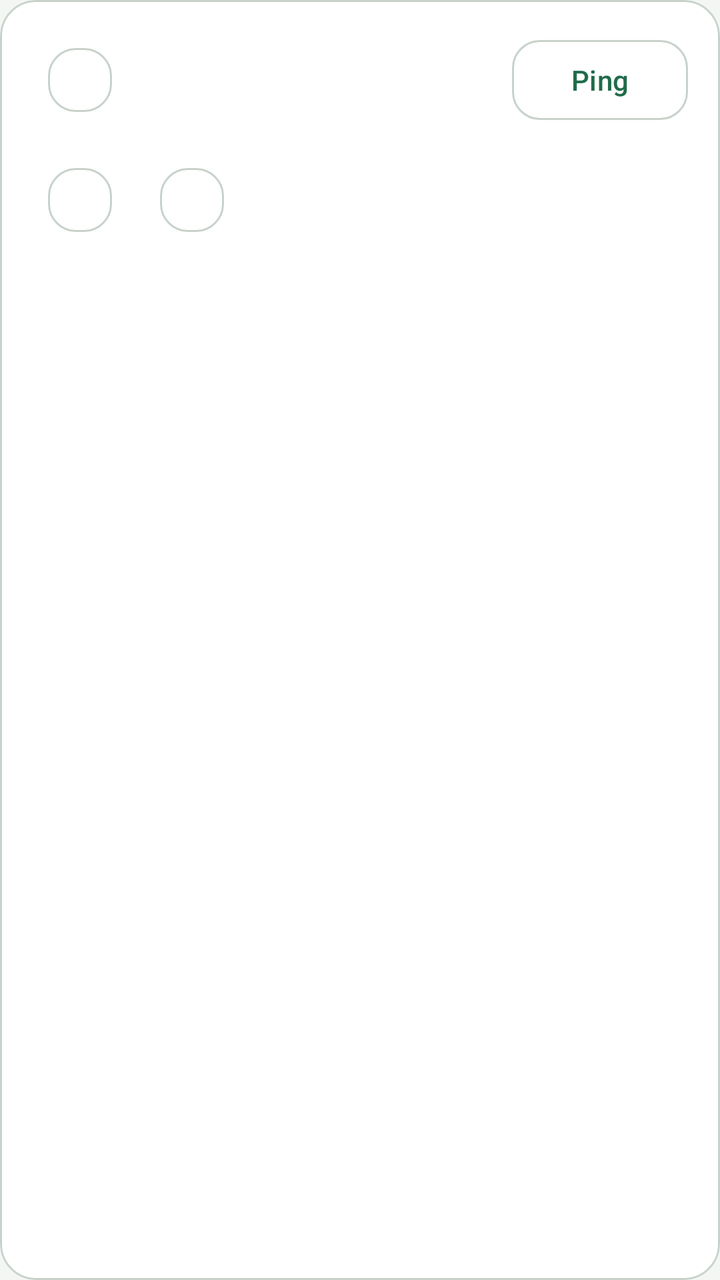
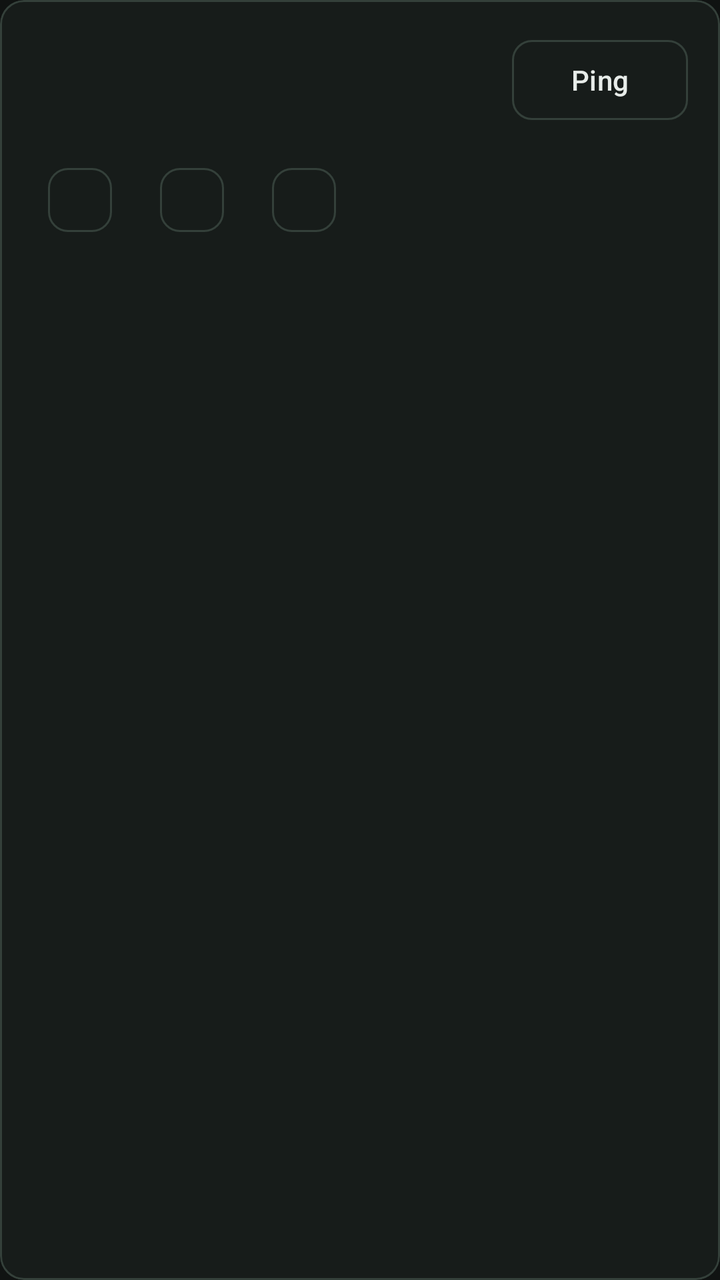

Compare the two renders of this Android layout. The source of the first and the diff that turns it into the second are given below.
<!-- AndroidManifest.xml: application theme Theme.PineKone -->
<!-- res/layout/item_peer.xml -->
<?xml version="1.0" encoding="utf-8"?>
<com.google.android.material.card.MaterialCardView xmlns:android="http://schemas.android.com/apk/res/android"
    xmlns:app="http://schemas.android.com/apk/res-auto"
    style="@style/Widget.PineKone.SurfaceCard"
    android:layout_width="match_parent"
    android:layout_height="wrap_content"
    android:layout_marginBottom="12dp">

    <LinearLayout
        android:layout_width="match_parent"
        android:layout_height="wrap_content"
        android:orientation="vertical"
        android:padding="16dp">

        <LinearLayout
            android:layout_width="match_parent"
            android:layout_height="wrap_content"
            android:gravity="center_vertical"
            android:orientation="horizontal">

            <com.google.android.material.chip.Chip
                android:id="@+id/peerRelationBadge"
                style="@style/Widget.PineKone.Chip"
                android:layout_width="wrap_content"
                android:layout_height="wrap_content" />

            <com.google.android.material.textview.MaterialTextView
                android:id="@+id/peerName"
                android:layout_width="0dp"
                android:layout_height="wrap_content"
                android:layout_marginStart="10dp"
                android:layout_weight="1"
                android:textAppearance="@style/TextAppearance.PineKone.Title" />

            <com.google.android.material.button.MaterialButton
                android:id="@+id/peerPing"
                style="@style/Widget.PineKone.OutlinedButton"
                android:layout_width="wrap_content"
                android:layout_height="wrap_content"
                android:text="@string/nearby_ping" />
        </LinearLayout>

        <com.google.android.material.chip.ChipGroup
            android:layout_width="match_parent"
            android:layout_height="wrap_content"
            android:layout_marginTop="12dp"
            app:chipSpacingHorizontal="8dp"
            app:chipSpacingVertical="8dp"
            app:singleLine="false">

            <com.google.android.material.chip.Chip
                android:id="@+id/peerTrustChip"
                style="@style/Widget.PineKone.Chip"
                android:layout_width="wrap_content"
                android:layout_height="wrap_content" />

            <com.google.android.material.chip.Chip
                android:id="@+id/peerTransportChip"
                style="@style/Widget.PineKone.Chip"
                android:layout_width="wrap_content"
                android:layout_height="wrap_content" />
        </com.google.android.material.chip.ChipGroup>

        <com.google.android.material.textview.MaterialTextView
            android:id="@+id/peerMeta"
            android:layout_width="match_parent"
            android:layout_height="wrap_content"
            android:layout_marginTop="10dp"
            android:textAppearance="@style/TextAppearance.PineKone.Meta" />

        <com.google.android.material.textview.MaterialTextView
            android:id="@+id/peerPingStatus"
            android:layout_width="match_parent"
            android:layout_height="wrap_content"
            android:layout_marginTop="6dp"
            android:textAppearance="@style/TextAppearance.PineKone.Meta"
            android:visibility="gone" />
    </LinearLayout>

</com.google.android.material.card.MaterialCardView>
<!-- resources referenced by this layout -->
<resources>
  <style name="TextAppearance.PineKone.Meta" parent="TextAppearance.Material3.BodySmall">
          <item name="android:textColor">@color/md_theme_on_surface_variant</item>
      </style>
  <style name="TextAppearance.PineKone.Title" parent="TextAppearance.Material3.TitleMedium">
          <item name="android:textColor">@color/pk_pine_dark</item>
          <item name="android:textStyle">bold</item>
      </style>
  <style name="Widget.PineKone.Chip" parent="Widget.Material3.Chip.Assist">
          <item name="chipCornerRadius">14dp</item>
          <item name="android:textStyle">bold</item>
      </style>
  <style name="Widget.PineKone.OutlinedButton" parent="Widget.Material3.Button.OutlinedButton">
          <item name="cornerRadius">14dp</item>
      </style>
  <style name="Widget.PineKone.SurfaceCard" parent="Widget.Material3.CardView.Elevated">
          <item name="cardBackgroundColor">@color/md_theme_surface</item>
          <item name="cardCornerRadius">18dp</item>
          <item name="strokeColor">@color/md_theme_outline</item>
          <item name="strokeWidth">1dp</item>
          <item name="cardElevation">0dp</item>
      </style>
  <style name="Theme.PineKone" parent="Theme.Material3.DayNight.NoActionBar">
          <item name="colorPrimary">@color/md_theme_primary</item>
          <item name="colorOnPrimary">@color/md_theme_on_primary</item>
          <item name="colorPrimaryContainer">@color/md_theme_primary_container</item>
          <item name="colorOnPrimaryContainer">@color/md_theme_on_primary_container</item>
          <item name="colorSecondary">@color/md_theme_secondary</item>
          <item name="colorOnSecondary">@color/md_theme_on_secondary</item>
          <item name="colorSecondaryContainer">@color/md_theme_secondary_container</item>
          <item name="colorOnSecondaryContainer">@color/md_theme_on_secondary_container</item>
          <item name="colorTertiary">@color/md_theme_tertiary</item>
          <item name="colorOnTertiary">@color/md_theme_on_tertiary</item>
          <item name="colorOnBackground">@color/md_theme_on_background</item>
          <item name="colorSurface">@color/md_theme_surface</item>
          <item name="colorOnSurface">@color/md_theme_on_surface</item>
          <item name="colorSurfaceVariant">@color/md_theme_surface_variant</item>
          <item name="colorOnSurfaceVariant">@color/md_theme_on_surface_variant</item>
          <item name="colorOutline">@color/md_theme_outline</item>
          <item name="colorError">@color/md_theme_error</item>
          <item name="colorOnError">@color/md_theme_on_error</item>
          <item name="colorErrorContainer">@color/md_theme_error_container</item>
          <item name="colorOnErrorContainer">@color/md_theme_on_error_container</item>
          <item name="android:windowBackground">@color/pk_canvas</item>
          <item name="android:statusBarColor" tools:targetApi="l">@color/pk_canvas</item>
          <item name="android:navigationBarColor">@color/pk_canvas</item>
          <item name="toolbarStyle">@style/Widget.PineKone.Toolbar</item>
      </style>
  <color name="md_theme_on_surface_variant">#4B5D54</color>
  <color name="pk_pine_dark">#10201A</color>
  <color name="md_theme_surface">#FFFFFF</color>
  <color name="md_theme_outline">#C8D2CB</color>
  <color name="md_theme_primary">#1F6B4A</color>
  <color name="md_theme_on_primary">#FFFFFF</color>
  <color name="md_theme_primary_container">#D7EBDD</color>
  <color name="md_theme_on_primary_container">#10201A</color>
  <color name="md_theme_secondary">#1C8CA8</color>
  <color name="md_theme_on_secondary">#FFFFFF</color>
  <color name="md_theme_secondary_container">#D9F0F4</color>
  <color name="md_theme_on_secondary_container">#0D2730</color>
  <color name="md_theme_tertiary">#7A6B3B</color>
  <color name="md_theme_on_tertiary">#FFFFFF</color>
  <color name="md_theme_on_background">#10201A</color>
  <color name="md_theme_on_surface">#10201A</color>
  <color name="md_theme_surface_variant">#E8EEE8</color>
  <color name="md_theme_error">#B34032</color>
  <color name="md_theme_on_error">#FFFFFF</color>
  <color name="md_theme_error_container">#F7DDDA</color>
  <color name="md_theme_on_error_container">#3A0E0A</color>
  <color name="pk_canvas">#F4F6F3</color>
  <style name="Widget.PineKone.Toolbar" parent="Widget.Material3.Toolbar">
          <item name="android:background">@color/pk_canvas</item>
          <item name="titleTextColor">@color/pk_pine_dark</item>
          <item name="subtitleTextColor">@color/md_theme_on_surface_variant</item>
      </style>
  <!-- unchanged entries left out for length: 1 -->
</resources>

<!-- the commit's change to res/layout/item_peer.xml (unified diff, before → after) -->
@@ -18,19 +18,25 @@
             android:gravity="center_vertical"
             android:orientation="horizontal">
 
-            <com.google.android.material.chip.Chip
-                android:id="@+id/peerRelationBadge"
-                style="@style/Widget.PineKone.Chip"
-                android:layout_width="wrap_content"
-                android:layout_height="wrap_content" />
-
-            <com.google.android.material.textview.MaterialTextView
-                android:id="@+id/peerName"
+            <LinearLayout
                 android:layout_width="0dp"
                 android:layout_height="wrap_content"
-                android:layout_marginStart="10dp"
                 android:layout_weight="1"
-                android:textAppearance="@style/TextAppearance.PineKone.Title" />
+                android:orientation="vertical">
+
+                <com.google.android.material.textview.MaterialTextView
+                    android:id="@+id/peerName"
+                    android:layout_width="match_parent"
+                    android:layout_height="wrap_content"
+                    android:textAppearance="@style/TextAppearance.PineKone.SectionTitle" />
+
+                <com.google.android.material.textview.MaterialTextView
+                    android:id="@+id/peerRoleSummary"
+                    android:layout_width="match_parent"
+                    android:layout_height="wrap_content"
+                    android:layout_marginTop="2dp"
+                    android:textAppearance="@style/TextAppearance.PineKone.Meta" />
+            </LinearLayout>
 
             <com.google.android.material.button.MaterialButton
                 android:id="@+id/peerPing"
@@ -49,14 +55,20 @@
             app:singleLine="false">
 
             <com.google.android.material.chip.Chip
+                android:id="@+id/peerRelationBadge"
+                style="@style/Widget.PineKone.StatusChip"
+                android:layout_width="wrap_content"
+                android:layout_height="wrap_content" />
+
+            <com.google.android.material.chip.Chip
                 android:id="@+id/peerTrustChip"
-                style="@style/Widget.PineKone.Chip"
+                style="@style/Widget.PineKone.StatusChip"
                 android:layout_width="wrap_content"
                 android:layout_height="wrap_content" />
 
             <com.google.android.material.chip.Chip
                 android:id="@+id/peerTransportChip"
-                style="@style/Widget.PineKone.Chip"
+                style="@style/Widget.PineKone.StatusChip"
                 android:layout_width="wrap_content"
                 android:layout_height="wrap_content" />
         </com.google.android.material.chip.ChipGroup>
<!-- resource entries referenced after the edit -->
@@ -2,21 +2,29 @@
 <resources>
   <style name="TextAppearance.PineKone.Meta" parent="TextAppearance.Material3.BodySmall">
           <item name="android:textColor">@color/md_theme_on_surface_variant</item>
+          <item name="android:textSize">13sp</item>
       </style>
-  <style name="TextAppearance.PineKone.Title" parent="TextAppearance.Material3.TitleMedium">
+  <style name="TextAppearance.PineKone.SectionTitle" parent="TextAppearance.Material3.TitleSmall">
           <item name="android:textColor">@color/pk_pine_dark</item>
           <item name="android:textStyle">bold</item>
       </style>
   <style name="Widget.PineKone.Chip" parent="Widget.Material3.Chip.Assist">
-          <item name="chipCornerRadius">14dp</item>
+          <item name="chipCornerRadius">10dp</item>
           <item name="android:textStyle">bold</item>
+          <item name="chipMinHeight">32dp</item>
       </style>
+  <color name="pk_surface">#171C1A</color>
   <style name="Widget.PineKone.OutlinedButton" parent="Widget.Material3.Button.OutlinedButton">
-          <item name="cornerRadius">14dp</item>
+          <item name="cornerRadius">10dp</item>
+          <item name="strokeColor">@color/md_theme_outline</item>
+          <item name="android:textColor">@color/md_theme_on_surface</item>
+      </style>
+  <style name="Widget.PineKone.StatusChip" parent="Widget.PineKone.Chip">
+          <item name="android:checkable">false</item>
       </style>
   <style name="Widget.PineKone.SurfaceCard" parent="Widget.Material3.CardView.Elevated">
-          <item name="cardBackgroundColor">@color/md_theme_surface</item>
-          <item name="cardCornerRadius">18dp</item>
+          <item name="cardBackgroundColor">@color/pk_surface</item>
+          <item name="cardCornerRadius">12dp</item>
           <item name="strokeColor">@color/md_theme_outline</item>
           <item name="strokeWidth">1dp</item>
           <item name="cardElevation">0dp</item>
@@ -45,34 +53,39 @@
           <item name="android:windowBackground">@color/pk_canvas</item>
           <item name="android:statusBarColor" tools:targetApi="l">@color/pk_canvas</item>
           <item name="android:navigationBarColor">@color/pk_canvas</item>
+          <item name="android:windowLightStatusBar" tools:targetApi="m">false</item>
+          <item name="android:windowLightNavigationBar" tools:targetApi="o_mr1">false</item>
           <item name="toolbarStyle">@style/Widget.PineKone.Toolbar</item>
+          <item name="materialCardViewStyle">@style/Widget.PineKone.SurfaceCard</item>
+          <item name="chipStyle">@style/Widget.PineKone.Chip</item>
       </style>
-  <color name="md_theme_on_surface_variant">#4B5D54</color>
-  <color name="pk_pine_dark">#10201A</color>
-  <color name="md_theme_surface">#FFFFFF</color>
-  <color name="md_theme_outline">#C8D2CB</color>
-  <color name="md_theme_primary">#1F6B4A</color>
-  <color name="md_theme_on_primary">#FFFFFF</color>
-  <color name="md_theme_primary_container">#D7EBDD</color>
-  <color name="md_theme_on_primary_container">#10201A</color>
-  <color name="md_theme_secondary">#1C8CA8</color>
-  <color name="md_theme_on_secondary">#FFFFFF</color>
-  <color name="md_theme_secondary_container">#D9F0F4</color>
-  <color name="md_theme_on_secondary_container">#0D2730</color>
-  <color name="md_theme_tertiary">#7A6B3B</color>
-  <color name="md_theme_on_tertiary">#FFFFFF</color>
-  <color name="md_theme_on_background">#10201A</color>
-  <color name="md_theme_on_surface">#10201A</color>
-  <color name="md_theme_surface_variant">#E8EEE8</color>
-  <color name="md_theme_error">#B34032</color>
-  <color name="md_theme_on_error">#FFFFFF</color>
-  <color name="md_theme_error_container">#F7DDDA</color>
-  <color name="md_theme_on_error_container">#3A0E0A</color>
-  <color name="pk_canvas">#F4F6F3</color>
+  <color name="md_theme_on_surface_variant">#A6B2AC</color>
+  <color name="pk_pine_dark">#E7ECE9</color>
+  <color name="md_theme_surface">#171C1A</color>
+  <color name="md_theme_outline">#34403A</color>
+  <color name="md_theme_primary">#3D8C62</color>
+  <color name="md_theme_on_primary">#08110C</color>
+  <color name="md_theme_primary_container">#163524</color>
+  <color name="md_theme_on_primary_container">#D5E9DC</color>
+  <color name="md_theme_secondary">#4F97AC</color>
+  <color name="md_theme_on_secondary">#081217</color>
+  <color name="md_theme_secondary_container">#162A31</color>
+  <color name="md_theme_on_secondary_container">#D1E7ED</color>
+  <color name="md_theme_tertiary">#8C7B46</color>
+  <color name="md_theme_on_tertiary">#110F09</color>
+  <color name="md_theme_on_background">#E7ECE9</color>
+  <color name="md_theme_on_surface">#E7ECE9</color>
+  <color name="md_theme_surface_variant">#1F2523</color>
+  <color name="md_theme_error">#D96C61</color>
+  <color name="md_theme_on_error">#170A08</color>
+  <color name="md_theme_error_container">#3B1714</color>
+  <color name="md_theme_on_error_container">#F7D7D3</color>
+  <color name="pk_canvas">#101312</color>
   <style name="Widget.PineKone.Toolbar" parent="Widget.Material3.Toolbar">
           <item name="android:background">@color/pk_canvas</item>
           <item name="titleTextColor">@color/pk_pine_dark</item>
           <item name="subtitleTextColor">@color/md_theme_on_surface_variant</item>
+          <item name="android:minHeight">56dp</item>
       </style>
   <!-- unchanged entries left out for length: 1 -->
 </resources>
